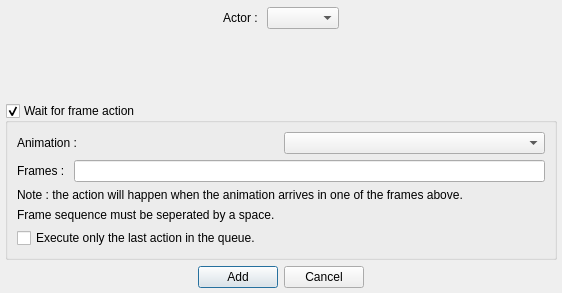
Epsilon-K/QGameEditor, file Dialogs/actiondialog.ui: the form before one commit.
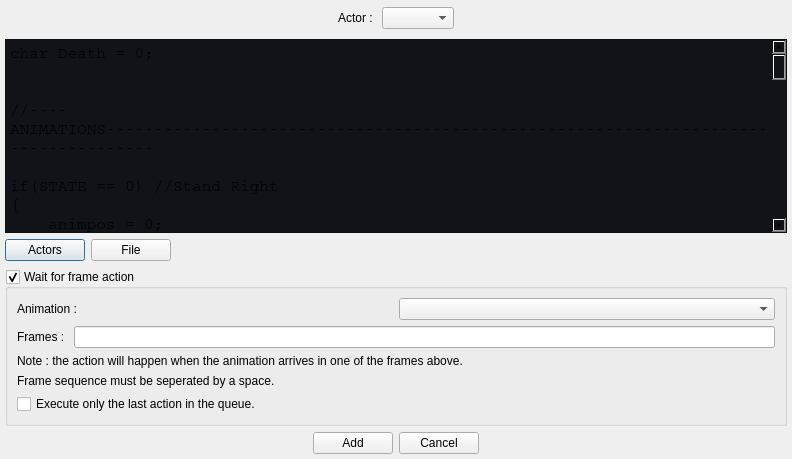
The form after the commit. The open tabs and pages were chosen to show the change.

Commit message: Add script action

Diff of the .ui file:
```diff
--- a/Dialogs/actiondialog.ui
+++ b/Dialogs/actiondialog.ui
@@ -6,8 +6,8 @@
    <rect>
     <x>0</x>
     <y>0</y>
-    <width>562</width>
-    <height>293</height>
+    <width>792</width>
+    <height>459</height>
    </rect>
   </property>
   <property name="windowTitle">
@@ -282,7 +282,382 @@
      <widget class="QWidget" name="page_Physical_Response"/>
      <widget class="QWidget" name="page_Play_Music"/>
      <widget class="QWidget" name="page_Play_Sound"/>
-     <widget class="QWidget" name="page_Script_Editor"/>
+     <widget class="QWidget" name="page_Script_Editor">
+      <layout class="QVBoxLayout" name="verticalLayout_5">
+       <property name="leftMargin">
+        <number>0</number>
+       </property>
+       <property name="topMargin">
+        <number>2</number>
+       </property>
+       <property name="rightMargin">
+        <number>0</number>
+       </property>
+       <property name="bottomMargin">
+        <number>2</number>
+       </property>
+       <item>
+        <widget class="QPlainTextEdit" name="scriptPTE">
+         <property name="font">
+          <font>
+           <family>Courier</family>
+           <pointsize>12</pointsize>
+          </font>
+         </property>
+         <property name="styleSheet">
+          <string notr="true">background-color:rgb(18, 19, 25);</string>
+         </property>
+         <property name="plainText">
+          <string>char Death = 0;
+
+
+//----ANIMATIONS------------------------------------------------------------------------------------
+
+if(STATE == 0) //Stand Right
+{
+    animpos = 0;
+    cframe = 0;
+}
+
+else if(STATE == 1) //Stand Left
+{
+    animpos = 5;
+    cframe = 0;
+}
+
+else if(STATE == 2) //Walk Right
+{
+    switch(cframe)
+    {
+        case 0:
+        case 1:
+        case 2: animpos = 1; cframe++; break;
+ 
+        case 3:
+        case 4: animpos = 2; cframe++; break;
+ 
+        case 5: animpos = 2; cframe = 0; break;
+    }
+    if(inv == 0 || inv == 1) {x+=3;}
+    else if(inv == 2 || inv == 3) {y+=3;}
+}
+
+else if(STATE == 3) //Walk Left
+{
+    switch(cframe)
+    {
+        case 0:
+        case 1:
+        case 2: animpos = 4; cframe++; break;
+ 
+        case 3:
+        case 4: animpos = 3; cframe++; break;
+ 
+        case 5: animpos = 3; cframe = 0; break;
+    }
+    if(inv == 0 || inv == 1) {x-=3;}
+    else if(inv == 2 || inv == 3) {y-=3;}
+}
+
+else if(STATE == 4) //Stand Shoot Right
+{
+    animpos = 6;
+    cframe = 0;
+}
+
+
+else if(STATE == 5) //Stand Shoot Left
+{
+    animpos = 11;
+    cframe = 0;
+}
+
+else if(STATE == 6) //Walk Shoot Right
+{
+    switch(cframe)
+    {
+        case 0:
+        case 1:
+        case 2: animpos = 7; cframe++; break;
+ 
+        case 3:
+        case 4: animpos = 8; cframe++; break;
+ 
+        case 5: animpos = 8; cframe = 0; break;
+    }
+    if(inv == 0 || inv == 1) {x+=3;}
+    else if(inv == 2 || inv == 3) {y+=3;}
+}
+
+
+else if(STATE == 7) //Walk Shoot Left
+{
+    switch(cframe)
+    {
+        case 0:
+        case 1:
+        case 2: animpos = 10; cframe++; break;
+ 
+        case 3:
+        case 4: animpos = 9; cframe++; break;
+ 
+        case 5: animpos = 9; cframe = 0; break;
+    }
+    if(inv == 0 || inv == 1) {x-=3;}
+    else if(inv == 2 || inv == 3) {y-=3;}
+}
+
+else if(STATE == 8) //Hit Right
+{
+    switch(cframe)
+    {
+        case 0: animpos = 17; cframe++; break;
+        case 1: animpos = 16; cframe++; break;
+        case 2: animpos = 17; cframe++; break;
+        case 3: animpos = 16; cframe++; break;
+        case 4: animpos = 17; cframe++; break;
+        case 5: animpos = 16; cframe++; break;
+        case 6: animpos = 17; cframe++; break;
+        case 7: animpos = 16; cframe++; break;
+        case 8: animpos = 17; cframe++; break;
+        case 9: STATE = 0; animpos = 0; cframe = 0;
+
+               if (!Player_HP)
+                {
+                    Hit_rec = 0;
+                    STATE = 10;
+                    cframe = 0;
+                }
+    }
+    directional_velocity = 0;
+}
+
+else if(STATE == 9) //Hit Left
+{
+    switch(cframe)
+    {
+        case 0: animpos = 18; cframe++; break;
+        case 1: animpos = 19; cframe++; break;
+        case 2: animpos = 18; cframe++; break;
+        case 3: animpos = 19; cframe++; break;
+        case 4: animpos = 18; cframe++; break;
+        case 5: animpos = 19; cframe++; break;
+        case 6: animpos = 18; cframe++; break;
+        case 7: animpos = 19; cframe++; break;
+        case 8: animpos = 18; cframe++; break;
+        case 9: STATE = 1; animpos = 5; cframe = 0;
+
+               if (!Player_HP)
+                {
+                    Hit_rec = 0;
+                    cframe = 0;
+                    STATE = 10;
+                }
+    }
+    directional_velocity = 0;
+}
+
+else if(STATE == 10) //Death
+{
+    switch(cframe)
+    {
+        case 0: animpos = 20; cframe++; break;
+        case 1: animpos = 23; cframe++; break;
+        case 2: animpos = 24; cframe++; break;
+        case 3: animpos = 25; cframe++; break;
+        case 4: animpos = 26; cframe++; break;
+        case 5: animpos = 27; cframe++; break;
+        case 6: animpos = 28; cframe++; break;
+        case 7: animpos = 29; cframe++; break;
+        case 8: animpos = 30; cframe++; break;
+        case 9: animpos = 31; cframe++; break;
+        case 10: animpos = 32; cframe++; break;
+        case 11: animpos = 33; cframe++; break;
+        case 12: animpos = 34; cframe++; break;
+        case 13: animpos = 35; cframe++; break;
+        case 14:
+        case 15:
+        case 16:
+        case 17:
+        case 18:
+        case 19:
+        case 20:
+        case 21:
+        case 22:
+        case 23:
+        case 24:
+        case 25:
+        case 26:
+        case 27:
+        case 28:
+        case 29:
+        case 30:
+        case 31:
+        case 32:
+        case 33:
+        case 34:
+        case 35:
+        case 36:
+        case 37:
+        case 38:
+        case 39:
+        case 40:
+        case 41:
+        case 42: cframe++; break;
+        case 43: Death = 1; cframe = 0;
+    }
+    directional_velocity = 0;
+}
+
+animpos += inv*36; //SHIFT!!!
+
+if(Hit_rec) // Flash and immunity
+{
+    Hit_rec--;
+    if (STATE &lt; 8)
+    {
+        r = ((Hit_rec+1) % 2)*255;
+        g = r;
+        b = r;
+    }
+}
+
+
+//----GRAVITY AND OTHER-----------------------------------------------------------------------------
+
+switch(inv)
+{
+    case 0: yvelocity += 1.2;
+            xvelocity = 0; break;
+ 
+    case 1: yvelocity -= 1.2;
+            xvelocity = 0; break;
+ 
+    case 2: xvelocity -= 1.2;
+            yvelocity = 0; break;
+ 
+    case 3: xvelocity += 1.2;
+            yvelocity = 0; break;
+}
+
+if (directional_velocity &gt; 10) //Speed Limit
+{
+    directional_velocity = 10;
+}
+
+x = round(x);
+y = round(y);
+
+if (Jump) //Jump Restore
+{
+    Jump--;
+}
+
+
+//----DEATH PROCEDURE-------------------------------------------------------------------------------
+
+if (Death)
+{
+
+x = X;
+y = Y;
+Player_HP = 4;
+inv = 0;
+STATE = 0;
+musicvol = 0;
+
+IT_HP.transp = 0;
+Block_Break.transp = 0;
+Block_Locked.transp = 0;
+IT_Key.transp = 0;
+ChangeAnimation(&quot;SC_Tile_A&quot;, &quot;A_Type_ON&quot;, FORWARD);
+ChangeAnimation(&quot;SC_Tile_B&quot;, &quot;OFF&quot;, FORWARD);
+Tile_A.transp = 0;
+Tile_B.transp = 1;
+ChangeAnimation(&quot;PL_Floor&quot;, &quot;PL_Floor&quot;, FORWARD);
+ChangeAnimation(&quot;PL_Roof&quot;, &quot;OFF&quot;, FORWARD);
+ChangeAnimation(&quot;PL_Right&quot;, &quot;OFF&quot;, FORWARD);
+ChangeAnimation(&quot;PL_Left&quot;, &quot;OFF&quot;, FORWARD);
+AB = 0;
+
+
+if(SAVE_LOCATION &gt; cloneindex)
+{
+    DestroyActor(&quot;Event Actor&quot;);
+    Mask.r = 255;
+    Mask.g = 255;
+    Mask.b = 255;
+    Mask.transp = 0;
+}
+else
+{
+    Mask.r = 0;
+    Mask.g = 0;
+    Mask.b = 0;
+    Mask.transp = 0;
+}
+
+
+switch(SAVE_LOCATION)
+{
+    case 1: CAM = 2; camX = -160; camY = -120;
+            CLX = 0; CRX = 0; CBY = 120; CTY = -840;
+            view.x = camX; view.y = camY;
+            PlayMusic2(&quot;data/Level 1.it&quot;, 1.000000, 0, HIGH_PRIORITY_MUSIC);
+            break;
+ 
+    case 2: CAM = 1; camX = 1760; camY = -840;
+            CLX = 1760; CRX = 3040; CBY = 0; CTY = 0;
+            view.x = camX; view.y = camY;
+            PlayMusic2(&quot;data/Intro.it&quot;, 1.000000, 0, HIGH_PRIORITY_MUSIC);
+            break;
+}
+
+}
+
+
+//----WARPING---------------------------------------------------------------------------------------
+
+if((y - view.y)&gt;=250) {y = view.y - 9;}
+else if((y - view.y)&lt;=-10) {y = view.y + 249;}
+else if((x - view.x)&gt;=330) {x = view.x -9;}
+else if((x - view.x)&lt;=-10) {x = view.x + 329;}</string>
+         </property>
+        </widget>
+       </item>
+       <item>
+        <layout class="QHBoxLayout" name="horizontalLayout_8">
+         <item>
+          <widget class="QPushButton" name="pushButton_2">
+           <property name="text">
+            <string>Actors</string>
+           </property>
+          </widget>
+         </item>
+         <item>
+          <widget class="QPushButton" name="pushButton">
+           <property name="text">
+            <string>File</string>
+           </property>
+          </widget>
+         </item>
+         <item>
+          <spacer name="horizontalSpacer_9">
+           <property name="orientation">
+            <enum>Qt::Horizontal</enum>
+           </property>
+           <property name="sizeHint" stdset="0">
+            <size>
+             <width>40</width>
+             <height>20</height>
+            </size>
+           </property>
+          </spacer>
+         </item>
+        </layout>
+       </item>
+      </layout>
+     </widget>
      <widget class="QWidget" name="page_Set_Text"/>
      <widget class="QWidget" name="page_To_Anterior_Position"/>
      <widget class="QWidget" name="page_Visibility_State"/>
```
Left out of the diff: 4 changed lines with no effect on the pictures. The commit also changes 5 other files.
